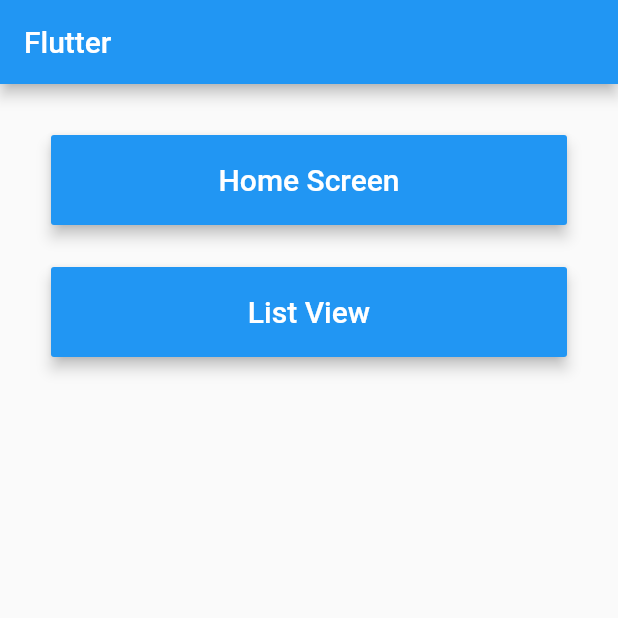
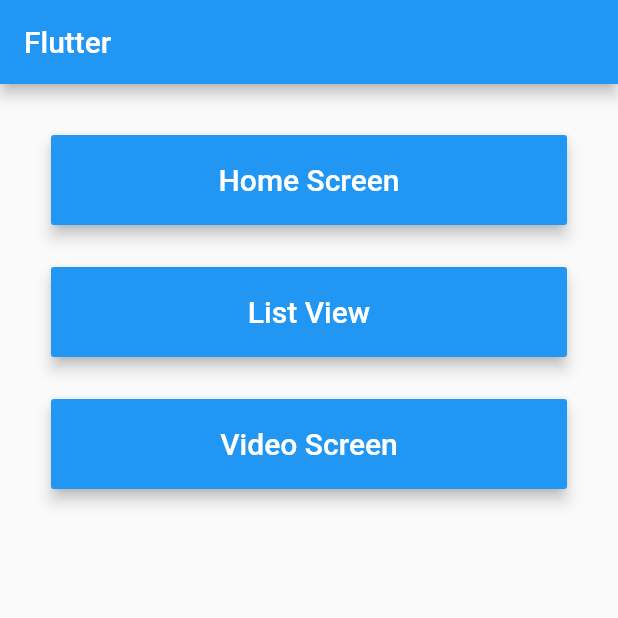
Before and after one commit to teresawu/learn_flutter, a Flutter app: the screen it shows after launch, on a phone screen of 412 x 824 dp, the top half of it. Run offline on Flutter 3.47's test engine with Material 2 defaults, Android fonts, the phone set to English and light mode, and no system bars.

```diff
--- a/lib/home/HomeScreen.dart
+++ b/lib/home/HomeScreen.dart
@@ -1,5 +1,6 @@
 import 'package:flutter/material.dart';
 import 'package:sample/home/HomePageWidget.dart';
+import 'package:sample/util/Keys.dart';
 import 'package:web_socket_channel/io.dart';
 
 class HomeScreen extends StatelessWidget {
@@ -10,8 +11,8 @@ class HomeScreen extends StatelessWidget {
         primarySwatch: Colors.blue,
       ),
       home: HomePageWidget(
-          title: "Home",
-          channel: IOWebSocketChannel.connect('ws://echo.websocket.org')),
+          title: Keys.HOME,
+          channel: IOWebSocketChannel.connect(Keys.WEBSOCKET_LINK)),
     );
   }
 }
--- a/lib/main.dart
+++ b/lib/main.dart
@@ -25,7 +25,8 @@ class MainScreen extends StatelessWidget {
             child: Column(
               children: <Widget>[
                 _padding(context, "Home Screen", HomeScreen()),
-                _padding(context, "List View", CountryScreen())
+                _padding(context, "List View", CountryScreen()),
+                _padding(context, "Video Screen", CountryScreen())
               ],
             )),
       ),
--- /dev/null
+++ b/lib/util/Keys.dart
@@ -0,0 +1,12 @@
+class Keys {
+  static String JSON_PATH = 'data_repo/country.json';
+
+  //HOME
+  static String HOME = "Home";
+  static String SEND_WEBSOCKET = 'Send to WebSocket';
+  static String WEBSOCKET_LINK = 'ws://echo.websocket.org';
+  static String SEND_MSG = 'Send message';
+
+  //COUNTRY LIST
+  static String COUNTRY_LIST = "Country List";
+}
--- /dev/null
+++ b/lib/videoplayer/VideoScreen.dart
@@ -0,0 +1,14 @@
+import 'package:flutter/material.dart';
+import 'package:sample/listview/CountryPageWidget.dart';
+
+class VideoScreen extends StatelessWidget {
+  @override
+  Widget build(BuildContext context) {
+    return MaterialApp(
+      theme: ThemeData(
+        primarySwatch: Colors.blue,
+      ),
+      home: CountryPageWidget(),
+    );
+  }
+}
```
Also changed, not shown: lib/home/HomePageWidget.dart (+3 -5 lines), lib/listview/CountryPageWidget.dart (+4 -5 lines).
